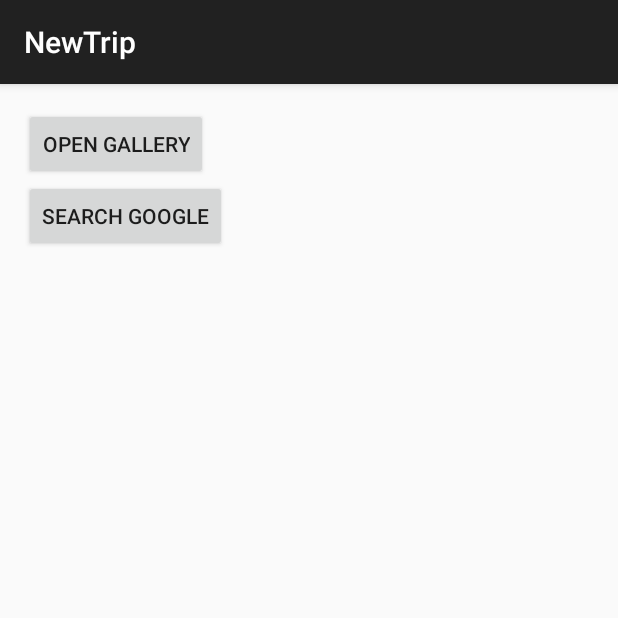
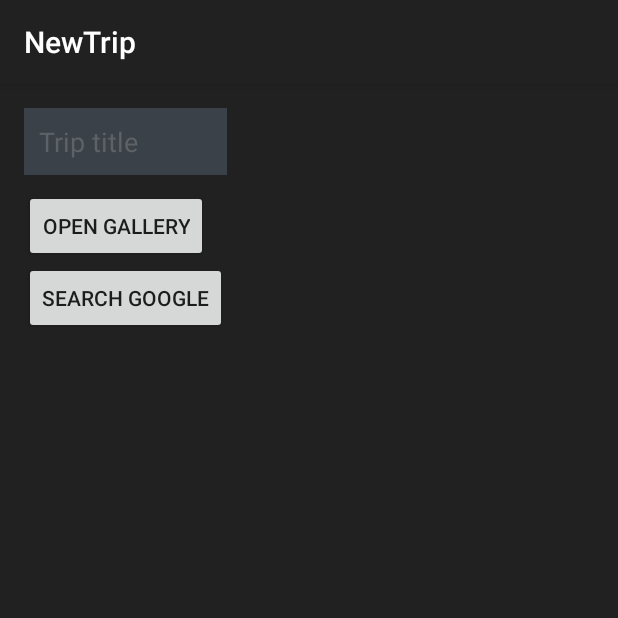
Before and after one commit to jeff039/Trip2getherProva, an Android app: the NewTripForm screen opened directly, with no data from a screen before it, on a phone screen of 412 x 824 dp, the top half of it. Run offline under Robolectric (Android 15) with nearby library versions, the phone set to English and light mode, and no system bars; libraries missing offline, so code that uses them is left out: com.parse.

Commit message:
canvi de nom de newTrip i xml new trip

```diff
--- a/app/src/main/AndroidManifest.xml
+++ b/app/src/main/AndroidManifest.xml
@@ -35,7 +35,7 @@
             android:label="@string/title_activity_trip_list" >
         </activity>
         <activity
-            android:name=".controller.NewTrip"
+            android:name=".controller.NewTripForm"
             android:label="@string/title_activity_new_trip" >
         </activity>
         <activity
--- a/app/src/main/java/group/lis/uab/trip2gether/controller/NewTrip.java
+++ b/app/src/main/java/group/lis/uab/trip2gether/controller/NewTripForm.java
@@ -23,14 +23,14 @@ import java.io.ByteArrayOutputStream;
 
 import group.lis.uab.trip2gether.R;
 
-public class NewTrip extends ActionBarActivity {
+public class NewTripForm extends ActionBarActivity {
 
     private static final int LOAD_IMAGE = 1; //static final -> no canviarà (s'ha d'inicializar)
 
     @Override
     protected void onCreate(Bundle savedInstanceState) {
         super.onCreate(savedInstanceState);
-        setContentView(R.layout.activity_new_trip);
+        setContentView(R.layout.activity_new_trip_form);
         this.initializeButtons();
     }
 
@@ -60,6 +60,7 @@ public class NewTrip extends ActionBarActivity {
 
             ///////////////////PROVA UPDATE///////////////////
             //commit2
+            /*
             Bitmap image = BitmapFactory.decodeFile(picturePath);
             ByteArrayOutputStream stream = new ByteArrayOutputStream();
             image.compress(Bitmap.CompressFormat.PNG, 100, stream);
@@ -74,7 +75,7 @@ public class NewTrip extends ActionBarActivity {
                 o.save();
             } catch (ParseException e) {
                 e.printStackTrace();
-            }
+            }*/
         }
     }
 
@@ -110,7 +111,7 @@ public class NewTrip extends ActionBarActivity {
     @Override
     public boolean onCreateOptionsMenu(Menu menu) {
         // Inflate the menu; this adds items to the action bar if it is present.
-        getMenuInflater().inflate(R.menu.menu_new_trip, menu);
+        getMenuInflater().inflate(R.menu.menu_new_trip_form, menu);
         return true;
     }
 
--- a/app/src/main/java/group/lis/uab/trip2gether/controller/TripList.java
+++ b/app/src/main/java/group/lis/uab/trip2gether/controller/TripList.java
@@ -2,7 +2,6 @@ package group.lis.uab.trip2gether.controller;
 
 import android.content.Intent;
 import android.support.v7.app.ActionBarActivity;
-import android.support.v7.app.ActionBar;
 import android.support.v4.app.Fragment;
 import android.os.Bundle;
 import android.view.LayoutInflater;
@@ -10,7 +9,6 @@ import android.view.Menu;
 import android.view.MenuItem;
 import android.view.View;
 import android.view.ViewGroup;
-import android.os.Build;
 
 import group.lis.uab.trip2gether.R;
 
@@ -44,7 +42,7 @@ public class TripList extends ActionBarActivity {
 
         if(id == R.id.addTrip)
         {
-            Intent newTrip = new Intent(this, NewTrip.class);
+            Intent newTrip = new Intent(this, NewTripForm.class);
             startActivity(newTrip);
         }
 
--- a/app/src/main/res/layout/activity_new_trip.xml
+++ /dev/null
@@ -1,32 +0,0 @@
-<RelativeLayout xmlns:android="http://schemas.android.com/apk/res/android"
-    xmlns:tools="http://schemas.android.com/tools" android:layout_width="match_parent"
-    android:layout_height="match_parent" android:paddingLeft="@dimen/activity_horizontal_margin"
-    android:paddingRight="@dimen/activity_horizontal_margin"
-    android:paddingTop="@dimen/activity_vertical_margin"
-    android:paddingBottom="@dimen/activity_vertical_margin" tools:context=".NewTrip">
-
-    <LinearLayout
-        android:layout_width="wrap_content"
-        android:layout_height="wrap_content"
-        android:orientation="vertical">
-
-        <Button
-            android:id="@+id/gallery"
-            android:layout_width="wrap_content"
-            android:layout_height="wrap_content"
-            android:text="@string/gallery"/>
-
-        <ImageView
-            android:layout_width="wrap_content"
-            android:layout_height="wrap_content"
-            android:id="@+id/image"/>
-
-        <Button
-            android:id="@+id/google"
-            android:layout_width="wrap_content"
-            android:layout_height="wrap_content"
-            android:text="@string/google"/>
-
-    </LinearLayout>
-
-</RelativeLayout>
--- /dev/null
+++ b/app/src/main/res/layout/activity_new_trip_form.xml
@@ -0,0 +1,53 @@
+<ScrollView
+    xmlns:android="http://schemas.android.com/apk/res/android"
+    xmlns:tools="http://schemas.android.com/tools"
+    android:layout_width="match_parent"
+    android:layout_height="match_parent"
+    android:paddingLeft="@dimen/activity_horizontal_margin"
+    android:paddingRight="@dimen/activity_horizontal_margin"
+    android:paddingTop="@dimen/activity_vertical_margin"
+    android:paddingBottom="@dimen/activity_vertical_margin" tools:context=".NewTripForm"
+    android:orientation="vertical"
+    android:gravity="center"
+    android:focusable="true"
+    android:focusableInTouchMode="true"
+    android:background="#212121">
+
+    <LinearLayout
+        android:layout_width="wrap_content"
+        android:layout_height="wrap_content"
+        android:orientation="vertical">
+
+        <!--USERNAME LABEL-->
+        <EditText
+            android:id="@+id/tripName"
+            android:layout_width="fill_parent"
+            android:layout_height="wrap_content"
+            android:layout_marginBottom="10dp"
+            android:background="#3b4148"
+            android:hint="@string/tripHint"
+            android:padding="10dp"
+            android:singleLine="true"
+            android:textColor="#888888"
+            android:textColorHint="#5e6266" />
+
+        <Button
+            android:id="@+id/gallery"
+            android:layout_width="wrap_content"
+            android:layout_height="wrap_content"
+            android:text="@string/gallery"/>
+
+        <ImageView
+            android:layout_width="wrap_content"
+            android:layout_height="wrap_content"
+            android:id="@+id/image"/>
+
+        <Button
+            android:id="@+id/google"
+            android:layout_width="wrap_content"
+            android:layout_height="wrap_content"
+            android:text="@string/google"/>
+
+    </LinearLayout>
+
+</ScrollView>
--- a/app/src/main/res/menu/menu_new_trip.xml
+++ b/app/src/main/res/menu/menu_new_trip_form.xml
@@ -1,6 +1,6 @@
 <menu xmlns:android="http://schemas.android.com/apk/res/android"
     xmlns:app="http://schemas.android.com/apk/res-auto"
     xmlns:tools="http://schemas.android.com/tools"
-    tools:context="group.lis.uab.trip2gether.controller.NewTrip">
+    tools:context="group.lis.uab.trip2gether.controller.NewTripForm">
 
 </menu>
--- a/app/src/main/res/values/strings.xml
+++ b/app/src/main/res/values/strings.xml
@@ -21,6 +21,7 @@
     <string name="fecha_nacimiento">Date of birth</string>
     <string name="mail">Mail</string>
     <string name="send_register">Send register</string>
+    <string name="tripHint">Trip title</string>
 
 
 
```
